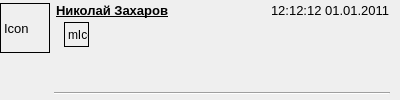
First picture: the form in ui/dialogTo.ui, repository GoCodingIcreated/VKMessenger, before the edit.
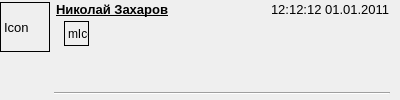
Second picture: the form after the edit.

The edit to the form file:
```diff
--- a/ui/dialogTo.ui
+++ b/ui/dialogTo.ui
@@ -64,7 +64,7 @@
       <number>0</number>
      </property>
      <property name="topMargin">
-      <number>2</number>
+      <number>1</number>
      </property>
      <property name="rightMargin">
       <number>0</number>
```
